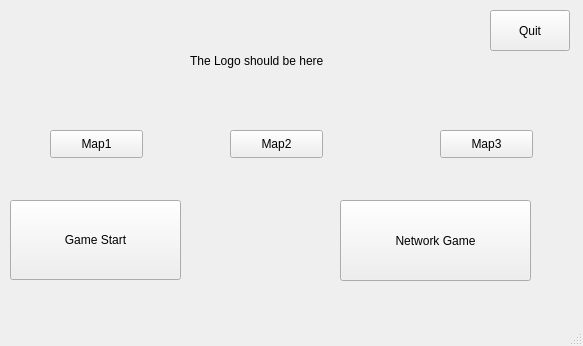
kkdlau/COMP2012H-OPERATION-H, file mainwindow.ui: the form before one commit.
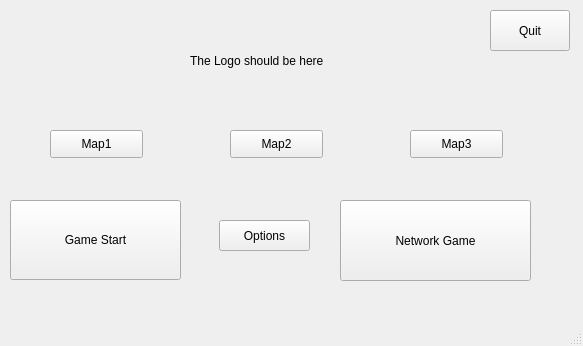
The form after the commit.

The edit to the form file:
```diff
--- a/mainwindow.ui
+++ b/mainwindow.ui
@@ -87,7 +87,7 @@
    <widget class="QPushButton" name="pushButton_Map3">
     <property name="geometry">
      <rect>
-      <x>440</x>
+      <x>410</x>
       <y>130</y>
       <width>93</width>
       <height>28</height>
@@ -123,6 +123,19 @@
      <string>Quit</string>
     </property>
    </widget>
+   <widget class="QPushButton" name="pushButton_2">
+    <property name="geometry">
+     <rect>
+      <x>219</x>
+      <y>220</y>
+      <width>91</width>
+      <height>31</height>
+     </rect>
+    </property>
+    <property name="text">
+     <string>Options</string>
+    </property>
+   </widget>
   </widget>
   <widget class="QMenuBar" name="menubar">
    <property name="geometry">
```
